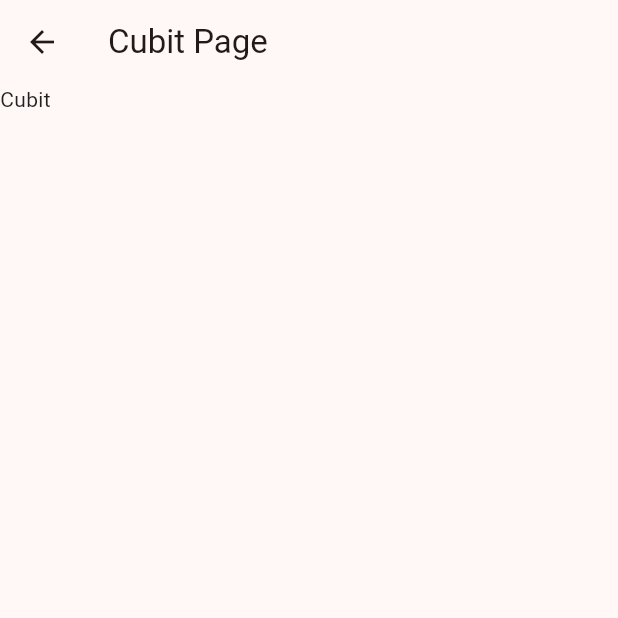
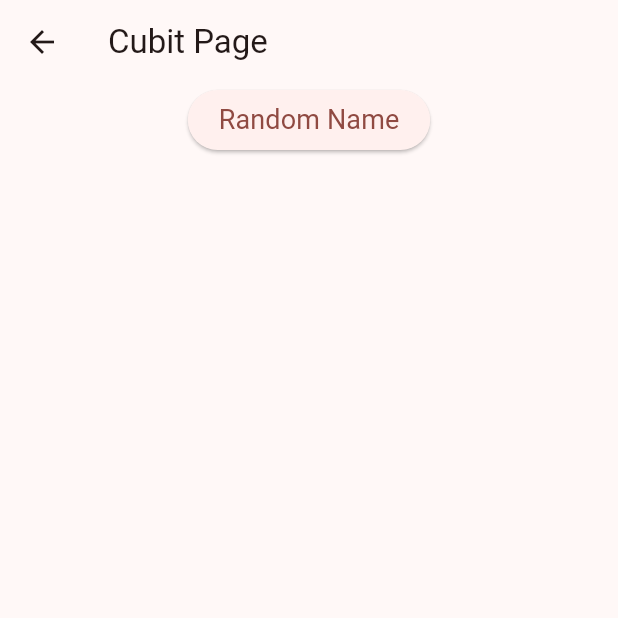
Before and after one commit to wadpas/bloc_flutter_state, a Flutter app: the screen it shows after launch, after a tap on "Cubit Page", on a phone screen of 412 x 824 dp, the top half of it. Run offline on Flutter 3.47's test engine with Material 2 defaults, Android fonts, the phone set to English and light mode, and no system bars; our stand-ins replace bloc, google_fonts; Roboto replaces fonts that are missing (Mooli).

Commit message:
implemented StreamBuilder for NamesCubit

```diff
--- a/lib/main.dart
+++ b/lib/main.dart
@@ -1,4 +1,4 @@
-import 'package:bloc_flutter_state/pages/cubir.dart';
+import 'package:bloc_flutter_state/pages/cubit.dart';
 import 'package:flutter/material.dart';
 import 'package:google_fonts/google_fonts.dart';
 
@@ -20,6 +20,10 @@ class MyApp extends StatelessWidget {
         useMaterial3: true,
         textTheme: GoogleFonts.mooliTextTheme().copyWith(
           labelLarge: GoogleFonts.mooli(
+            fontSize: 18,
+            fontWeight: FontWeight.normal,
+          ),
+          bodyMedium: GoogleFonts.mooli(
             fontSize: 18,
             fontWeight: FontWeight.normal,
           ),
--- a/lib/pages/cubir.dart
+++ /dev/null
@@ -1,35 +0,0 @@
-import 'package:bloc/bloc.dart';
-import 'package:flutter/material.dart';
-import 'dart:math' as math show Random;
-
-const names = ['Foo', 'Bar', 'Baz'];
-
-extension RandomElement<T> on Iterable<T> {
-  T getRandomElement() => elementAt(
-        math.Random().nextInt(length),
-      );
-}
-
-class NamesCubit extends Cubit<String?> {
-  NamesCubit() : super(null);
-
-  void pickRandomName() => emit(
-        names.getRandomElement(),
-      );
-}
-
-class CubitPage extends StatelessWidget {
-  const CubitPage({super.key});
-
-  @override
-  Widget build(BuildContext context) {
-    return Scaffold(
-      appBar: AppBar(
-        title: const Text('Cubit Page'),
-      ),
-      body: Container(
-        child: Text('Cubit'),
-      ),
-    );
-  }
-}
--- /dev/null
+++ b/lib/pages/cubit.dart
@@ -0,0 +1,80 @@
+import 'package:bloc/bloc.dart';
+import 'package:flutter/material.dart';
+import 'dart:math' as math show Random;
+
+const names = ['Foo', 'Bar', 'Baz'];
+
+extension RandomElement<T> on Iterable<T> {
+  T getRandomElement() => elementAt(
+        math.Random().nextInt(length),
+      );
+}
+
+class NamesCubit extends Cubit<String?> {
+  NamesCubit() : super(null);
+
+  void pickRandomName() => emit(
+        names.getRandomElement(),
+      );
+}
+
+class CubitPage extends StatefulWidget {
+  const CubitPage({super.key});
+
+  @override
+  State<CubitPage> createState() => _CubitPageState();
+}
+
+class _CubitPageState extends State<CubitPage> {
+  late final NamesCubit cubit;
+
+  @override
+  void initState() {
+    cubit = NamesCubit();
+    super.initState();
+  }
+
+  @override
+  void dispose() {
+    cubit.close();
+    super.dispose();
+  }
+
+  @override
+  Widget build(BuildContext context) {
+    return Scaffold(
+      appBar: AppBar(
+        title: const Text('Cubit Page'),
+      ),
+      body: Container(
+        alignment: Alignment.topCenter,
+        child: StreamBuilder<String?>(
+          stream: cubit.stream,
+          builder: (context, snapshot) {
+            final button = ElevatedButton(
+              onPressed: () {
+                cubit.pickRandomName();
+              },
+              child: const Text('Random Name'),
+            );
+            switch (snapshot.connectionState) {
+              case ConnectionState.none:
+                return button;
+              case ConnectionState.waiting:
+                return button;
+              case ConnectionState.active:
+                return Column(
+                  children: [
+                    Text(snapshot.data ?? ''),
+                    button,
+                  ],
+                );
+              case ConnectionState.done:
+                return const SizedBox();
+            }
+          },
+        ),
+      ),
+    );
+  }
+}
```
